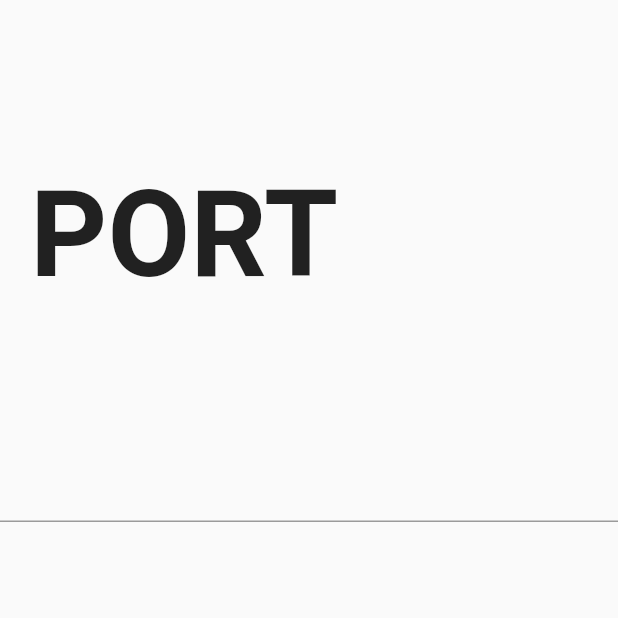
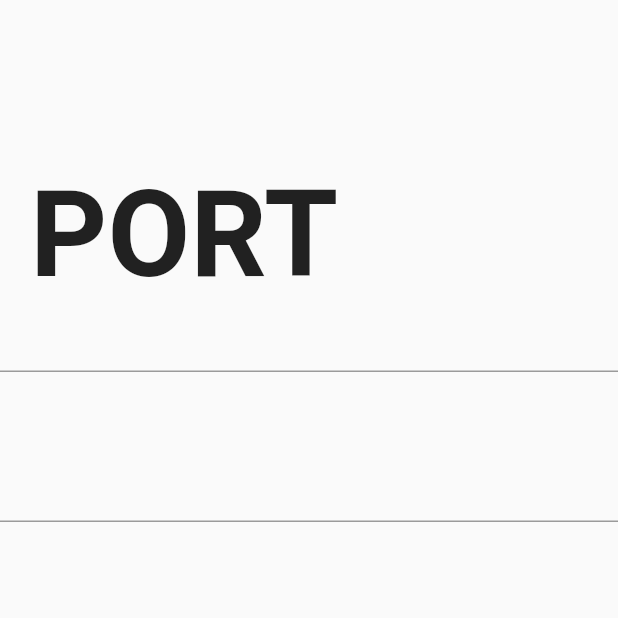
Before and after one commit to usfghost/Port, a Flutter app: the screen it shows after launch, on a phone screen of 412 x 824 dp, the top half of it. Run offline on Flutter 3.47's test engine with Material 2 defaults, Android fonts, the phone set to English and light mode, and no system bars.

Commit message:
Xcode update

```diff
--- a/app/lib/main.dart
+++ b/app/lib/main.dart
@@ -39,6 +39,12 @@ class _MyHomePageState extends State<MyHomePage> {
                           fontSize: 80.0, fontWeight: FontWeight.bold)),
                 ),
                 Container(
+                  padding: EdgeInsets.fromLTRB(0, 200.0, 0.0, 0.0),
+                  child: Column(
+                    children: <Widget>[TextField()],
+                  ),
+                ),
+                Container(
                   padding: EdgeInsets.fromLTRB(0, 300.0, 0.0, 0.0),
                   child: Column(
                     children: <Widget>[TextField()],
```
Also changed, not shown: 11 other files.
